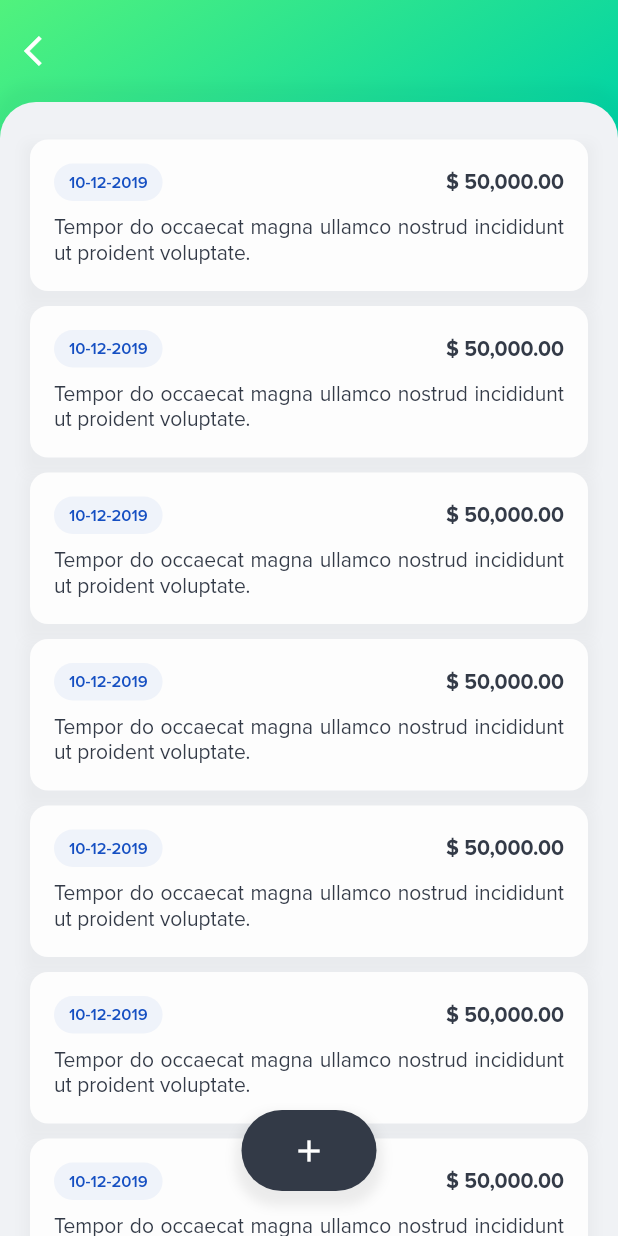
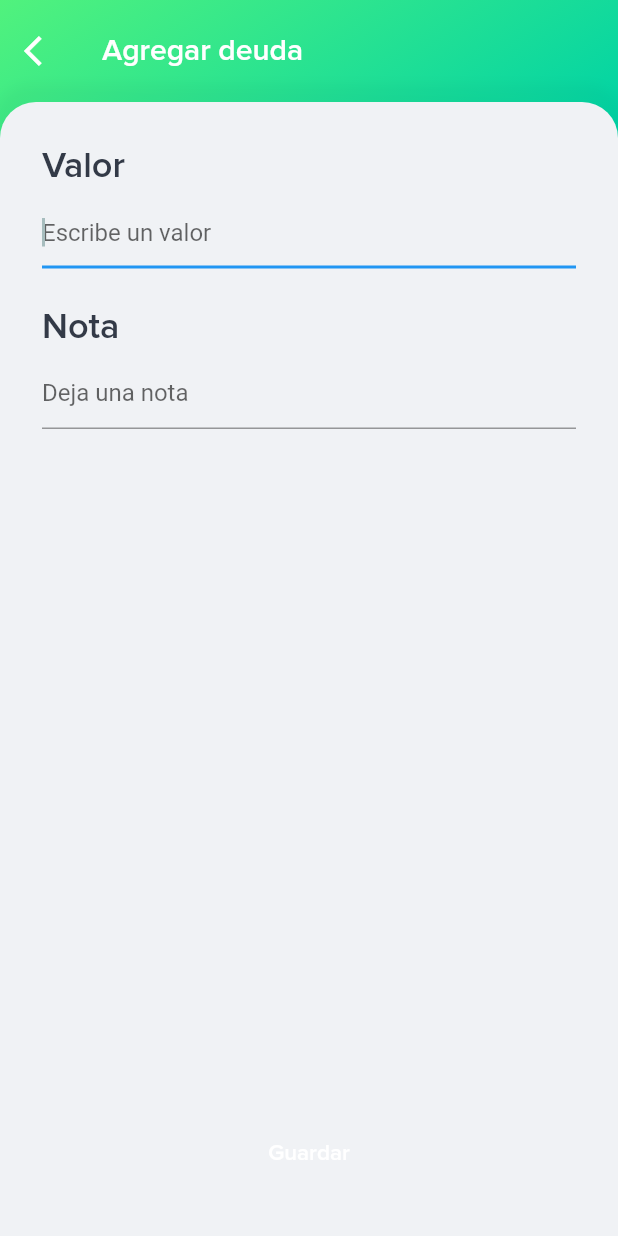
Before and after one commit to fabirt/debts-app, a Flutter app: the DebtorDebtsPage screen opened directly with empty values, after a tap on the "add" icon, on a phone screen of 412 x 824 dp. Run offline on Flutter 3.47's test engine with Material 2 defaults, Android fonts, the phone set to English and light mode, and no system bars; our stand-ins replace rxdart, sqflite; accounts and stored records are empty.

Commit message:
Creando estado para agregar deuda

```diff
--- /dev/null
+++ b/lib/src/pages/add_debt/add_debt_page.dart
@@ -0,0 +1,170 @@
+import 'package:flutter/material.dart';
+import 'package:debts_app/src/bloc/inherited_bloc.dart';
+import 'package:debts_app/src/models/index.dart';
+import 'package:debts_app/src/widgets/index.dart';
+import 'package:debts_app/src/utils/index.dart' as utils;
+
+class AddDebtPage extends StatefulWidget {
+  @override
+  _AddDebtPageState createState() => _AddDebtPageState();
+}
+
+class _AddDebtPageState extends State<AddDebtPage> {
+  String value;
+  String description;
+  bool valid;
+
+  @override
+  void initState() {
+    super.initState();
+    value = '';
+    description = '';
+    valid = false;
+  }
+
+  void _saveDebt() async {
+    final bloc = InheritedBloc.of(context);
+    final debt = Debt(
+      value: double.parse(value),
+      description: description,
+      date: DateTime.now().toString()
+    );
+    Navigator.pop(context);
+  }
+
+  void _validateForm() {
+    if (value.isNotEmpty && description.isNotEmpty) {
+      valid = true;
+    } else {
+      valid = false;
+    }
+  }
+
+  void _onValueTextChanged(String text) {
+    value = text;
+    _validateForm();
+    setState(() {});
+  }
+
+  void _onNoteTextChanged(String text) {
+    description = text;
+    _validateForm();
+    setState(() {});
+  }
+
+  @override
+  Widget build(BuildContext context) {
+    return Scaffold(
+      body: GreenHeaderContainer(
+        child: Column(
+          children: <Widget>[
+            _buildHeader(context),
+            Expanded(
+              child: RoundedShadowContainer(
+                child: Column(
+                  mainAxisAlignment: MainAxisAlignment.spaceBetween,
+                  children: <Widget>[
+                    SingleChildScrollView(child: _buildContent()),
+                    _buildButton(),
+                  ],
+                ),
+              ),
+            )
+          ],
+        ),
+      ),
+    );
+  }
+
+  Widget _buildHeader(BuildContext context) {
+    return CustomAppBar(titleText: 'Agregar deuda');
+  }
+
+  Widget _buildContent() {
+    return Padding(
+      padding: EdgeInsets.all(28.0),
+      child: Column(
+        mainAxisSize: MainAxisSize.min,
+        crossAxisAlignment: CrossAxisAlignment.start,
+        children: <Widget>[
+          FractionallySizedBox(
+            widthFactor: 1.0,
+          ),
+          Text(
+            'Valor',
+            style: TextStyle(fontSize: 24.0, fontWeight: FontWeight.w600),
+          ),
+          SizedBox(
+            height: 6.0,
+          ),
+          _buildValueTextField(),
+          SizedBox(
+            height: 24.0,
+          ),
+          Text(
+            'Nota',
+            style: TextStyle(fontSize: 24.0, fontWeight: FontWeight.w600),
+          ),
+          SizedBox(
+            height: 6.0,
+          ),
+          _buildNoteTextField(),
+                  ],
+      ),
+    );
+  }
+
+  Widget _buildValueTextField() {
+    return Theme(
+      data: ThemeData(primaryColor: utils.Colors.towerGray),
+      child: TextField(
+        autofocus: true,
+        keyboardType: TextInputType.number,
+        cursorColor: utils.Colors.towerGray,
+        onChanged: _onValueTextChanged,
+        decoration: InputDecoration(
+          hintText: 'Escribe un valor',
+        ),
+      ),
+    );
+  }
+
+  Widget _buildNoteTextField() {
+    return Theme(
+      data: ThemeData(primaryColor: utils.Colors.towerGray),
+      child: TextField(
+        textCapitalization: TextCapitalization.sentences,
+        cursorColor: utils.Colors.towerGray,
+        onChanged: _onNoteTextChanged,
+        decoration: InputDecoration(
+          hintText: 'Deja una nota',
+        ),
+      ),
+    );
+  }
+
+  Widget _buildButton() {
+    return Container(
+      margin: EdgeInsets.only(bottom: 30.0),
+      child: ClipRRect(
+        borderRadius: BorderRadius.circular(30.0),
+        child: FlatButton(
+          onPressed: valid ? _saveDebt : null,
+          color: utils.Colors.brightGray,
+          textColor: Colors.white,
+          child: FractionallySizedBox(
+            widthFactor: 0.8,
+            child: Container(
+              alignment: Alignment.center,
+              padding: EdgeInsets.all(16.0),
+              child: Text(
+                'Guardar',
+                style: TextStyle(fontWeight: FontWeight.w600, fontSize: 15.0),
+              ),
+            ),
+          ),
+        ),
+      ),
+    );
+  }
+}
--- a/lib/src/pages/debtor_debts/debtor_debts_page.dart
+++ b/lib/src/pages/debtor_debts/debtor_debts_page.dart
@@ -2,8 +2,10 @@ import 'package:flutter/material.dart';
 import 'package:debts_app/src/bloc/inherited_bloc.dart';
 import 'package:debts_app/src/models/index.dart';
 import 'package:debts_app/src/widgets/index.dart';
+import 'package:debts_app/src/pages/add_debt/add_debt_page.dart';
 import 'package:debts_app/src/pages/debtor_debts/widgets/debt_card.dart';
 import 'package:debts_app/src/utils/index.dart' as utils;
+
 
 class DebtorDebtsPage extends StatelessWidget {
 
@@ -33,7 +35,7 @@ class DebtorDebtsPage extends StatelessWidget {
       floatingActionButton: Container(
         margin: EdgeInsets.only(bottom: 30.0),
         child: AddButton(
-          onPressed: () {},
+          onPressed: () => _addDebt(context),
         ),
       ),
       floatingActionButtonLocation: FloatingActionButtonLocation.centerDocked,
@@ -51,4 +53,8 @@ class DebtorDebtsPage extends StatelessWidget {
       },
     );
   }
+
+  void _addDebt(BuildContext context) {
+    Navigator.push(context, FadeRoute(page: AddDebtPage()));
+  }
 }
--- a/lib/src/pages/index.dart
+++ b/lib/src/pages/index.dart
@@ -2,3 +2,4 @@ export 'package:debts_app/src/pages/home/home_page.dart';
 export 'package:debts_app/src/pages/debtors/debtors_page.dart';
 export 'package:debts_app/src/pages/add_debtor/add_debtor_page.dart';
 export 'package:debts_app/src/pages/debtor_debts/debtor_debts_page.dart';
+export 'package:debts_app/src/pages/add_debt/add_debt_page.dart';
```
